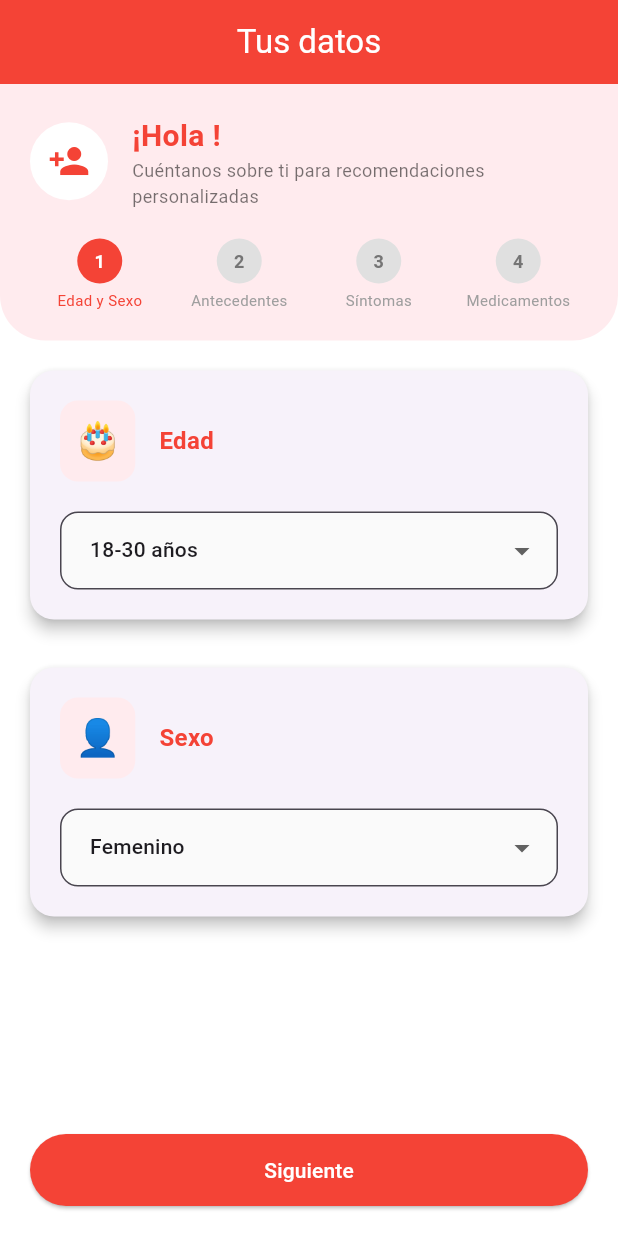
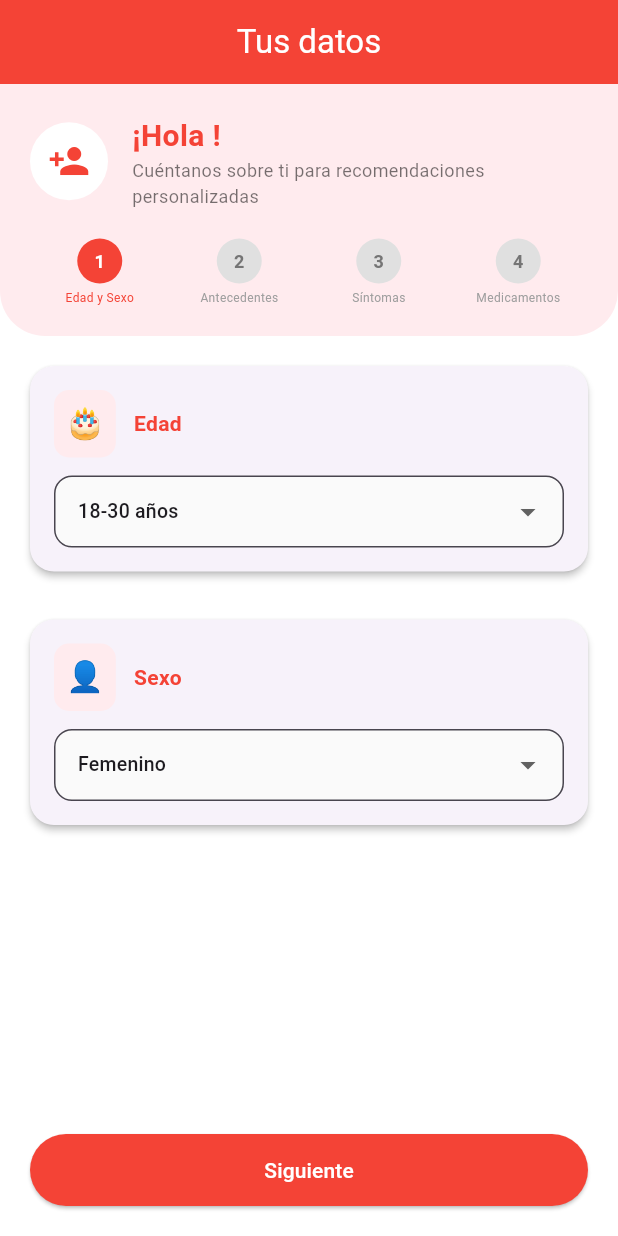
Before and after one commit to Danniel-Al/Taller-Apps-ecg_monitor, a Flutter app: the DemographicScreen screen opened directly with empty values, on a phone screen of 412 x 824 dp. Run offline on Flutter 3.47's test engine with Material 3 defaults, Android fonts, the phone set to English and light mode, and no system bars; our stand-ins replace shared_preferences; accounts and stored records are empty.

Commit message:
Corrección de dimensiones para ajustarlo a app de celular

```diff
--- a/lib/screens/demographic_screen.dart
+++ b/lib/screens/demographic_screen.dart
@@ -1,6 +1,5 @@
+
 // lib/screens/demographic_screen.dart
-// PANTALLA DE DATOS DEMOGRÁFICOS - VERSIÓN MEJORADA
-
 import 'package:flutter/material.dart';
 import '../utils/constants.dart';
 import 'home_screen.dart';
@@ -16,7 +15,7 @@ class DemographicScreen extends StatefulWidget {
 class _DemographicScreenState extends State<DemographicScreen> {
   int _selectedAgeRange = 0;
   int _selectedGender = 0;
-  int _selectedConditions = 0;
+  List<bool> _selectedConditions = List.filled(conditionsList.length, false);
   int _selectedSymptoms = 0;
   int _selectedMedications = 0;
   bool _isLoading = false;
@@ -26,9 +25,7 @@ class _DemographicScreenState extends State<DemographicScreen> {
 
   void _nextStep() {
     if (_currentStep < 3) {
-      setState(() {
-        _currentStep++;
-      });
+      setState(() => _currentStep++);
     } else {
       _saveAndContinue();
     }
@@ -36,15 +33,21 @@ class _DemographicScreenState extends State<DemographicScreen> {
 
   void _previousStep() {
     if (_currentStep > 0) {
-      setState(() {
-        _currentStep--;
-      });
+      setState(() => _currentStep--);
     }
   }
 
   void _saveAndContinue() async {
     setState(() => _isLoading = true);
     await Future.delayed(const Duration(milliseconds: 500));
+
+    List<int> selectedConditionsIndexes = [];
+    for (int i = 0; i < _selectedConditions.length; i++) {
+      if (_selectedConditions[i]) {
+        selectedConditionsIndexes.add(i);
+      }
+    }
+
     if (mounted) {
       setState(() => _isLoading = false);
       Navigator.pushReplacement(
@@ -54,7 +57,7 @@ class _DemographicScreenState extends State<DemographicScreen> {
             username: widget.username,
             ageRange: _selectedAgeRange,
             gender: _selectedGender,
-            conditions: _selectedConditions,
+            conditions: selectedConditionsIndexes,
             symptoms: _selectedSymptoms,
             medications: _selectedMedications,
           ),
@@ -68,49 +71,19 @@ class _DemographicScreenState extends State<DemographicScreen> {
       case 0:
         return Column(
           children: [
-            _buildSelector(
-              label: 'Edad',
-              icon: '🎂',
-              value: _selectedAgeRange,
-              items: ageRanges,
-              onChanged: (val) => setState(() => _selectedAgeRange = val),
-            ),
+            _buildSelector('Edad', '🎂', _selectedAgeRange, ageRanges, (val) => setState(() => _selectedAgeRange = val)),
             const SizedBox(height: 16),
-            _buildSelector(
-              label: 'Sexo',
-              icon: '👤',
-              value: _selectedGender,
-              items: genders,
-              onChanged: (val) => setState(() => _selectedGender = val),
-            ),
+            _buildSelector('Sexo', '👤', _selectedGender, genders, (val) => setState(() => _selectedGender = val)),
           ],
         );
       case 1:
-        return _buildSelector(
-          label: 'Antecedentes cardíacos',
-          icon: '❤️',
-          value: _selectedConditions,
-          items: conditionsList,
-          onChanged: (val) => setState(() => _selectedConditions = val),
-        );
+        return _buildConditionsCheckbox();
       case 2:
-        return _buildSelector(
-          label: 'Síntomas actuales',
-          icon: '🤒',
-          value: _selectedSymptoms,
-          items: symptomsList,
-          onChanged: (val) => setState(() => _selectedSymptoms = val),
-        );
+        return _buildSelector('Síntomas actuales', '🤒', _selectedSymptoms, symptomsList, (val) => setState(() => _selectedSymptoms = val));
       case 3:
         return Column(
           children: [
-            _buildSelector(
-              label: 'Medicamentos',
-              icon: '💊',
-              value: _selectedMedications,
-              items: medicationsList,
-              onChanged: (val) => setState(() => _selectedMedications = val),
-            ),
+            _buildSelector('Medicamentos', '💊', _selectedMedications, medicationsList, (val) => setState(() => _selectedMedications = val)),
             const SizedBox(height: 24),
             Container(
               padding: const EdgeInsets.all(16),
@@ -139,13 +112,7 @@ class _DemographicScreenState extends State<DemographicScreen> {
     }
   }
 
-  Widget _buildSelector({
-    required String label,
-    required String icon,
-    required int value,
-    required List<String> items,
-    required Function(int) onChanged,
-  }) {
+  Widget _buildConditionsCheckbox() {
     return Card(
       elevation: 4,
       margin: const EdgeInsets.only(bottom: 16),
@@ -163,29 +130,98 @@ class _DemographicScreenState extends State<DemographicScreen> {
                     color: Colors.red.shade50,
                     borderRadius: BorderRadius.circular(12),
                   ),
-                  child: Text(icon, style: const TextStyle(fontSize: 24)),
+                  child: const Text('❤️', style: TextStyle(fontSize: 24)),
                 ),
                 const SizedBox(width: 16),
-                Expanded(
+                const Expanded(
                   child: Text(
-                    label,
-                    style: const TextStyle(
-                      fontSize: 16,
-                      fontWeight: FontWeight.w600,
-                      color: Colors.red,
-                    ),
+                    'Antecedentes cardíacos y factores de riesgo',
+                    style: TextStyle(fontSize: 16, fontWeight: FontWeight.w600, color: Colors.red),
                   ),
                 ),
               ],
             ),
             const SizedBox(height: 20),
-            DropdownButtonFormField<int>(
-              value: value,
-              decoration: InputDecoration(
-                border: OutlineInputBorder(
+            const Text(
+              'Selecciona TODOS los que apliquen:',
+              style: TextStyle(fontSize: 14, fontWeight: FontWeight.w500),
+            ),
+            const SizedBox(height: 12),
+            ...List.generate(conditionsList.length, (index) {
+              return CheckboxListTile(
+                value: _selectedConditions[index],
+                onChanged: (bool? value) => setState(() => _selectedConditions[index] = value ?? false),
+                title: Text(conditionsList[index]),
+                activeColor: Colors.red,
+                dense: true,
+                contentPadding: EdgeInsets.zero,
+                controlAffinity: ListTileControlAffinity.leading,
+              );
+            }),
+            const SizedBox(height: 16),
+            Container(
+              padding: const EdgeInsets.all(12),
+              decoration: BoxDecoration(
+                color: Colors.blue.shade50,
                 borderRadius: BorderRadius.circular(12),
               ),
-                contentPadding: const EdgeInsets.symmetric(horizontal: 16, vertical: 14),
+              child: const Row(
+                children: [
+                  Icon(Icons.info_outline, size: 20, color: Colors.blue),
+                  SizedBox(width: 8),
+                  Expanded(
+                    child: Text(
+                      'Puedes seleccionar múltiples opciones. Esto ayuda a evaluar mejor tu riesgo cardiovascular.',
+                      style: TextStyle(fontSize: 12),
+                    ),
+                  ),
+                ],
+              ),
+            ),
+          ],
+        ),
+      ),
+    );
+  }
+
+  Widget _buildSelector(String label, String icon, int value, List<String> items, Function(int) onChanged) {
+    return Card(
+      elevation: 2,
+      margin: const EdgeInsets.only(bottom: 16),
+      shape: RoundedRectangleBorder(borderRadius: BorderRadius.circular(16)),
+      child: Padding(
+        padding: const EdgeInsets.all(16),
+        child: Column(
+          crossAxisAlignment: CrossAxisAlignment.start,
+          children: [
+            Row(
+              children: [
+                Container(
+                  padding: const EdgeInsets.all(8),
+                  decoration: BoxDecoration(
+                    color: Colors.red.shade50,
+                    borderRadius: BorderRadius.circular(10),
+                  ),
+                  child: Text(icon, style: const TextStyle(fontSize: 20)),
+                ),
+                const SizedBox(width: 12),
+                Expanded(
+                  child: Text(
+                    label,
+                    style: const TextStyle(fontSize: 14, fontWeight: FontWeight.w600, color: Colors.red),
+                  ),
+                ),
+              ],
+            ),
+            const SizedBox(height: 12),
+            Container(
+              constraints: const BoxConstraints(maxWidth: 400),
+              child: DropdownButtonFormField<int>(
+                initialValue: value,
+                isExpanded: true,
+                decoration: InputDecoration(
+                  border: OutlineInputBorder(borderRadius: BorderRadius.circular(12)),
+                  contentPadding: const EdgeInsets.symmetric(horizontal: 12, vertical: 12),
                   filled: true,
                   fillColor: Colors.grey.shade50,
                 ),
@@ -194,11 +230,13 @@ class _DemographicScreenState extends State<DemographicScreen> {
                     value: entry.key,
                     child: Text(
                       entry.value,
-                    style: const TextStyle(fontSize: 14),
+                      style: const TextStyle(fontSize: 13),
+                      overflow: TextOverflow.ellipsis,
                     ),
                   );
                 }).toList(),
                 onChanged: (val) => onChanged(val!),
+              ),
             ),
           ],
         ),
@@ -208,6 +246,9 @@ class _DemographicScreenState extends State<DemographicScreen> {
 
   @override
   Widget build(BuildContext context) {
+    final screenWidth = MediaQuery.of(context).size.width;
+    final isSmallScreen = screenWidth < 600;
+
     return Scaffold(
       backgroundColor: Colors.white,
       appBar: AppBar(
@@ -221,7 +262,6 @@ class _DemographicScreenState extends State<DemographicScreen> {
           ? const Center(child: CircularProgressIndicator())
           : Column(
               children: [
-                // Header con progreso
                 Container(
                   padding: const EdgeInsets.all(20),
                   decoration: BoxDecoration(
@@ -266,7 +306,6 @@ class _DemographicScreenState extends State<DemographicScreen> {
                         ],
                       ),
                       const SizedBox(height: 20),
-                      // Indicador de pasos
                       Row(
                         mainAxisAlignment: MainAxisAlignment.center,
                         children: List.generate(_steps.length, (index) {
@@ -303,7 +342,7 @@ class _DemographicScreenState extends State<DemographicScreen> {
                                   Text(
                                     _steps[index],
                                     style: TextStyle(
-                                      fontSize: 10,
+                                      fontSize: isSmallScreen ? 8 : 10,
                                       color: index <= _currentStep
                                           ? Colors.red
                                           : Colors.grey,
@@ -318,14 +357,12 @@ class _DemographicScreenState extends State<DemographicScreen> {
                     ],
                   ),
                 ),
-                // Contenido del paso actual
                 Expanded(
                   child: SingleChildScrollView(
                     padding: const EdgeInsets.all(20),
                     child: _buildStepContent(),
                   ),
                 ),
-                // Botones de navegación
                 Padding(
                   padding: const EdgeInsets.all(20),
                   child: Row(
```
Also changed, not shown: lib/screens/recommendation_screen.dart (+184 -264 lines). Lines whose indentation alone changed are shown as unchanged.
